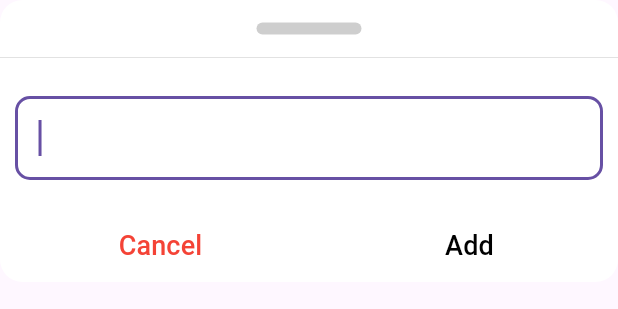
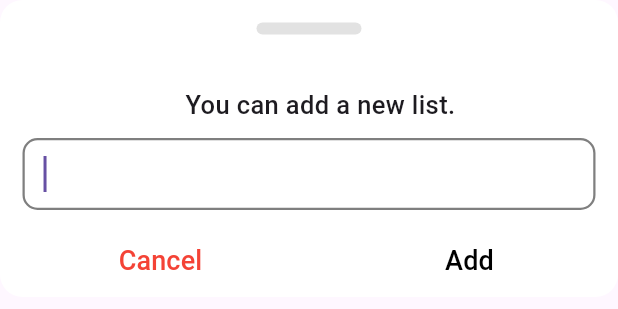
Before and after one commit to nabilbndev/kairos, a Flutter app: the AddListDialog widget shown alone on an empty page, opened directly, on a phone screen of 412 x 824 dp. Shown: the top 309 px of the screen. Run offline on Flutter 3.47's test engine with Material 3 defaults, Android fonts, the phone set to English and light mode, and no system bars; our stand-ins replace cloud_firestore, firebase_auth, firebase_core, google_sign_in; accounts and stored records are empty; network calls fail.

Commit message:
Refine add task, add list modal

```diff
--- a/lib/components/homePage/add_list_dialog.dart
+++ b/lib/components/homePage/add_list_dialog.dart
@@ -43,28 +43,37 @@ class AddListDialog extends StatelessWidget {
                   width: 70,
                   decoration: BoxDecoration(
                     borderRadius: BorderRadius.circular(15),
-                    color: Colors.grey.withOpacity(0.5),
+                    color: Colors.grey.withOpacity(0.3),
                   ),
                 )),
-            const Divider(
-              color: Colors.grey,
-              thickness: 0.2,
-              height: 1,
+            const SizedBox(
+              height: 20,
             ),
-            const SizedBox(
-              height: 5,
+            const Padding(
+              padding: EdgeInsets.only(left: 15),
+              child: Text(
+                "You can add a new list.",
+                style: TextStyle(fontSize: 17, fontWeight: FontWeight.w500),
+              ),
             ),
             Padding(
-              padding: const EdgeInsets.fromLTRB(10, 20, 10, 20),
+              padding: const EdgeInsets.fromLTRB(15, 10, 15, 10),
               child: TextField(
-                decoration: const InputDecoration(
-                    border: OutlineInputBorder(
-                        borderSide: BorderSide(
-                          color: Colors
-                              .orange, // Set your desired border color here
-                          width: 2.0, // Optionally adjust border width
-                        ),
-                        borderRadius: BorderRadius.all(Radius.circular(10)))),
+                mouseCursor: MaterialStateMouseCursor.clickable,
+                decoration: InputDecoration(
+                    focusedBorder: OutlineInputBorder(
+                      borderSide: BorderSide(
+                          color: const Color.fromARGB(255, 0, 0, 0)
+                              .withOpacity(0.5),
+                          width: 1.5),
+                      borderRadius: const BorderRadius.all(Radius.circular(10)),
+                    ),
+                    enabledBorder: const OutlineInputBorder(
+                      borderSide: BorderSide(color: Colors.grey, width: 1.5),
+                      borderRadius: BorderRadius.all(Radius.circular(10)),
+                    ),
+                    contentPadding: const EdgeInsets.all(10),
+                    border: const OutlineInputBorder()),
                 controller: listNameController,
                 autofocus: true,
               ),
@@ -94,22 +103,3 @@ class AddListDialog extends StatelessWidget {
         ));
   }
 }
-    // return AlertDialog(
-    //   title: const Text("Add a new List", textAlign: TextAlign.center),
-    //   content: Column(
-    //     mainAxisSize: MainAxisSize.min,
-    //     children: [
-    //       TextField(
-    //         controller: listNameController,
-    //       ),
-    //     ],
-    //   ),
-    //   actions: [
-    //     TextButton(
-    //         onPressed: () {
-    //
-    //         },
-    //         child: const Text("Cancel")),
-    //     TextButton(onPressed: addList, child: const Text("Add"))
-    //   ],
-    // );
--- a/lib/main.dart
+++ b/lib/main.dart
@@ -15,7 +15,7 @@ class KairosApp extends StatelessWidget {
   @override
   Widget build(BuildContext context) {
     return MaterialApp(
-      title: 'Flutter Demo',
+      title: 'Kairos App',
       theme: ThemeData(
         useMaterial3: true,
       ),
```
Also changed, not shown: lib/components/listPage/add_task_dialog.dart (+25 -16 lines).
